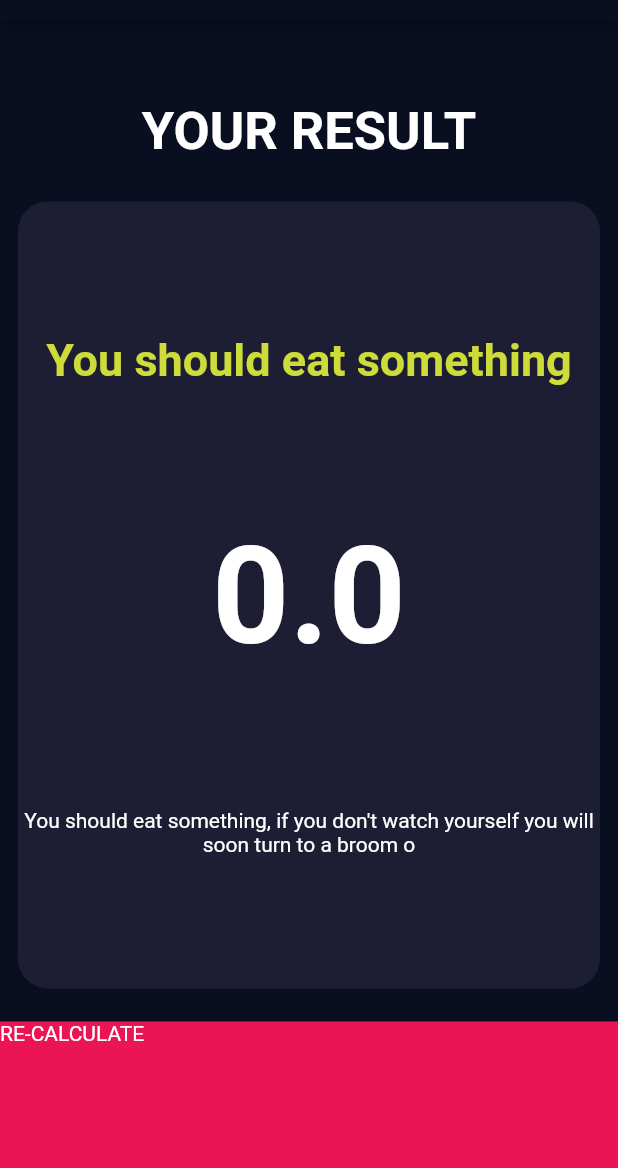
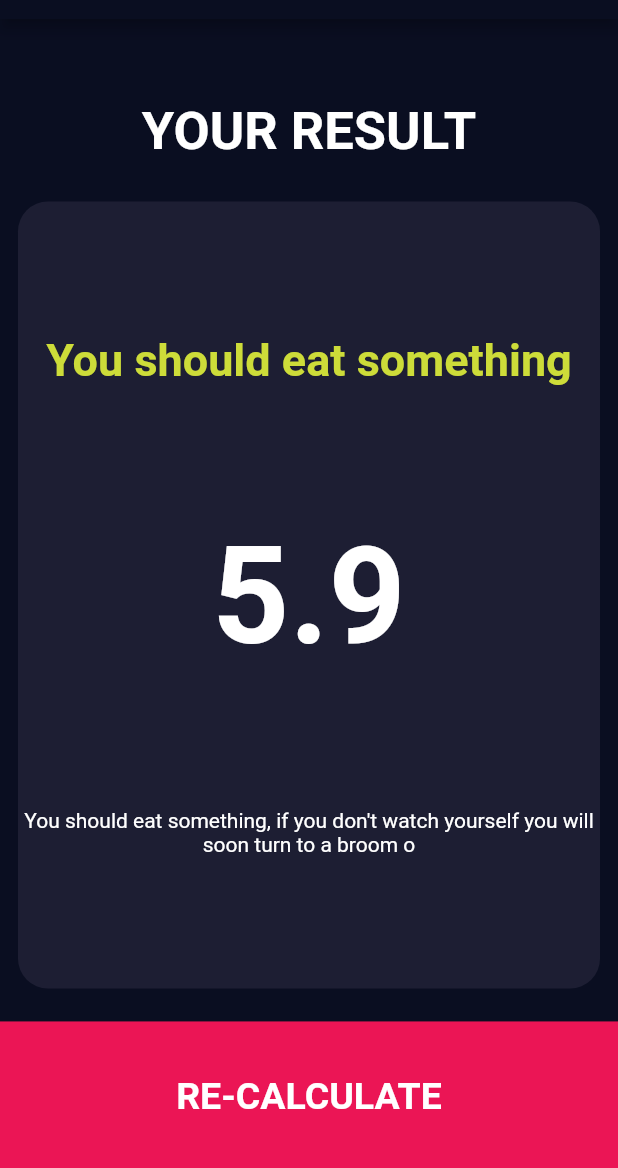
Before and after one commit to onuohasilver/BMICalculator, a Flutter app: the screen it shows after launch, after a tap on "CALCULATE", on a phone screen of 412 x 824 dp, the part 65-1233 px from its top. Run offline on Flutter 3.47's test engine with Material 2 defaults, Android fonts, the phone set to English and light mode, and no system bars.

Commit message:
fixed bottom button

```diff
--- a/lib/calculator.dart
+++ b/lib/calculator.dart
@@ -9,7 +9,7 @@ class Calculator{
 
 
   String calculateBMI(){
-    _bmi=weight/pow(height,2);
+     _bmi=weight/pow(height/100,2);
     return _bmi.toStringAsFixed(1);
   }
 
--- a/lib/components/bottom_button.dart
+++ b/lib/components/bottom_button.dart
@@ -10,7 +10,12 @@ class BottomButton extends StatelessWidget {
     return GestureDetector(
       onTap: onPressed,
       child: Container(
-          child: Text(label),
+          child: Center(
+            child: Text(
+              label,
+              style: TextStyle(fontWeight:FontWeight.bold,fontSize: 25),
+            ),
+          ),
           color: bottomBarColor,
           margin: EdgeInsets.only(top: 10.0),
           height: bottomBarHeight,
--- a/lib/screens/input_page.dart
+++ b/lib/screens/input_page.dart
@@ -201,10 +201,12 @@ class _BmiCalculatorState extends State<BmiCalculator> {
             label: 'CALCULATE',
             onPressed: () {
               Calculator calc = Calculator(height: height, weight: weight);
+              print(height);
               Navigator.push(
                 context,
                 MaterialPageRoute(
                   builder: (context) => ResultPage(
+
                      bmiValue: calc.calculateBMI(),
                     bmiResult: calc.getResult(),
 
--- a/lib/screens/result_page.dart
+++ b/lib/screens/result_page.dart
@@ -34,7 +34,7 @@ class ResultPage extends StatelessWidget {
               cardChild: Column(
                 mainAxisAlignment: MainAxisAlignment.spaceEvenly,
                 children: <Widget>[
-                  Text(bmiResult, style: kMiniTitleStyle),
+                  Text(bmiResult, style: kMiniTitleStyle,textAlign: TextAlign.center),
                   Text(bmiValue, style: kNumberStyleL),
                   Text(
                     interpretation,
```
